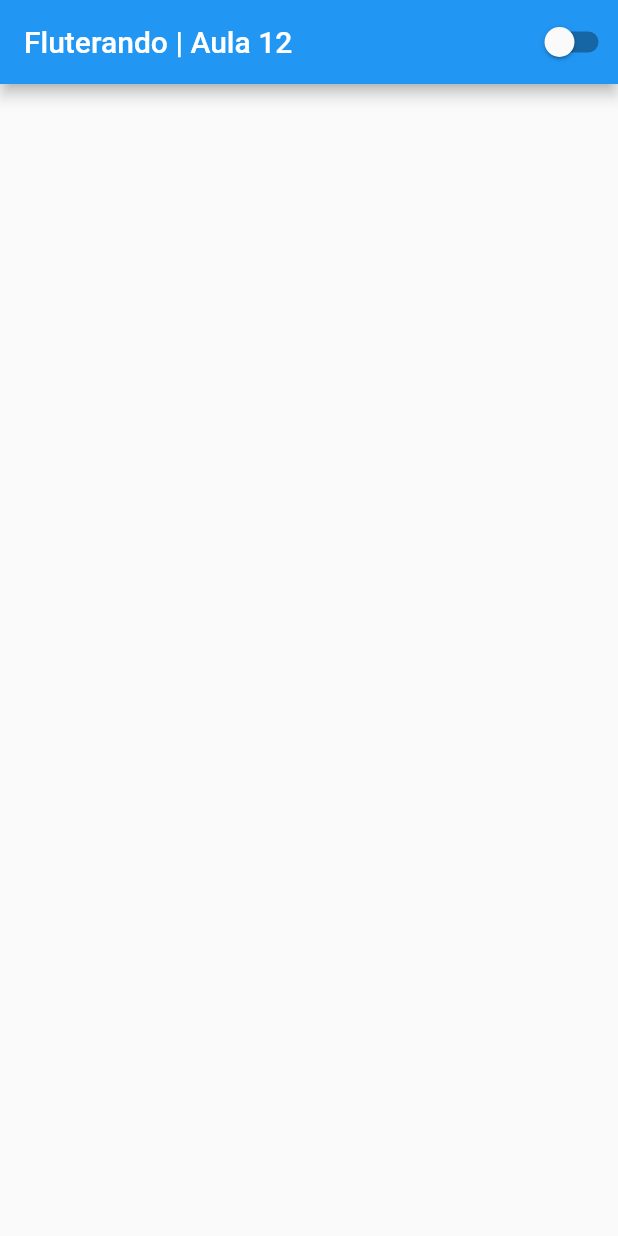
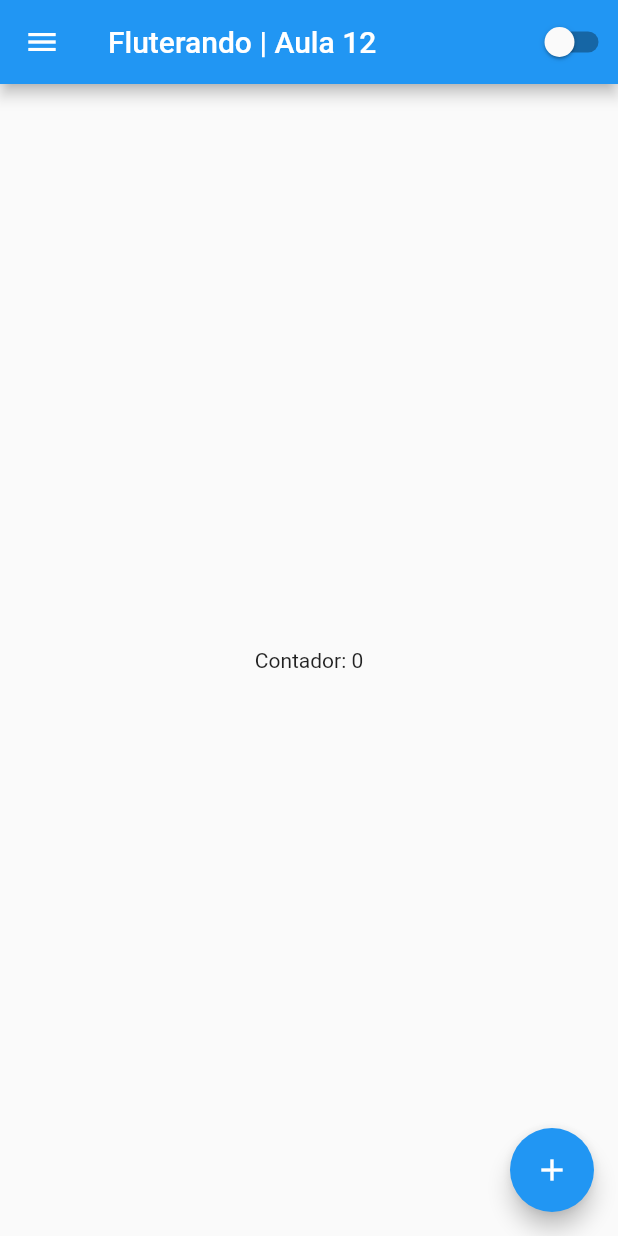
Before and after one commit to tamirfaria/flutterando, a Flutter app: the screen it shows after launch, on a phone screen of 412 x 824 dp. Run offline on Flutter 3.47's test engine with Material 2 defaults, Android fonts, the phone set to English and light mode, and no system bars.

Commit message:
feat: use of MultiRenders components (Column)

```diff
--- a/lib/home_page.dart
+++ b/lib/home_page.dart
@@ -11,6 +11,7 @@ class HomePage extends StatefulWidget {
 }
 
 class HomePageState extends State<HomePage> {
+  var counter = 0;
   @override
   Widget build(BuildContext context) {
     return Scaffold(
@@ -22,6 +23,24 @@ class HomePageState extends State<HomePage> {
           CustomSwitch(),
         ],
       ),
+      drawer: const Drawer(),
+      body: SizedBox(
+        height: double.infinity,
+        width: double.infinity,
+        child: Column(
+          mainAxisAlignment: MainAxisAlignment.center,
+          crossAxisAlignment: CrossAxisAlignment.center,
+          children: [
+            Text('Contador: $counter'),
+          ],
+        ),
+      ),
+      floatingActionButton: FloatingActionButton(
+        onPressed: () {
+          setState(() => counter++);
+        },
+        child: const Icon(Icons.add),
+      ),
     );
   }
 }
```
